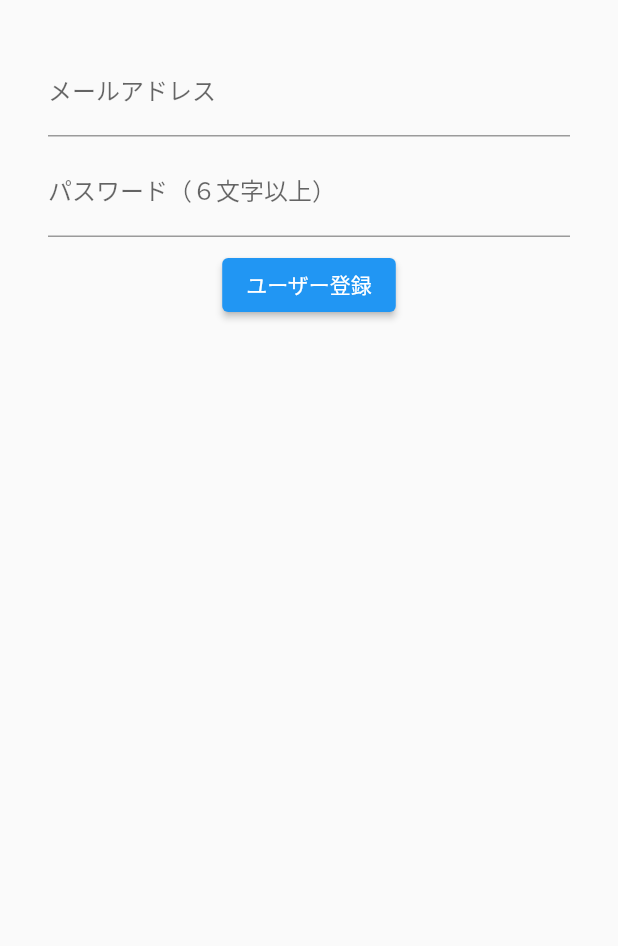
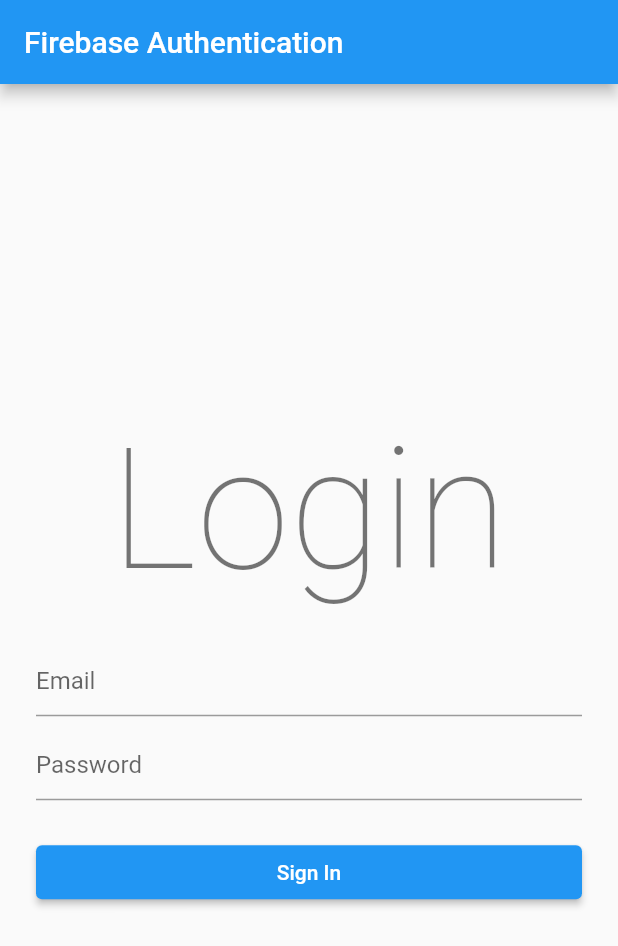
Before and after one commit to motowo/flutter_web, a Flutter app: the screen it shows after launch, on a phone screen of 412 x 824 dp. Shown: the top 946 px of the screen. Run offline on Flutter 3.47's test engine with Material 2 defaults, Android fonts, the phone set to English and light mode, and no system bars; our stand-ins replace firebase_auth, firebase_core, hooks_riverpod; missing offline and left inert: simple_logger; accounts and stored records are empty; generated files the repository leaves out were written again.

Commit message:
add auth

```diff
--- a/lib/main.dart
+++ b/lib/main.dart
@@ -1,110 +1,20 @@
-import 'package:firebase_auth/firebase_auth.dart';
+import 'package:flutter/material.dart';
+import 'package:hooks_riverpod/hooks_riverpod.dart';
 import 'package:firebase_core/firebase_core.dart';
-import 'package:flutter/material.dart';
+import 'utils/app.dart';
 import 'package:flutter_web_plugins/url_strategy.dart';
-
 import 'firebase_options.dart';
 
-Future<void> main() async {
+void main() async {
+  WidgetsFlutterBinding.ensureInitialized();
   // Firebase初期化
   await Firebase.initializeApp(
     options: DefaultFirebaseOptions.currentPlatform,
   );
   usePathUrlStrategy();
-  runApp(MyApp());
+  runApp(
+    const ProviderScope(
+      child: App(),
+    ),
+  );
 }
-
-class MyApp extends StatelessWidget {
-  const MyApp({super.key});
-
-  // This widget is the root of your application.
-  @override
-  Widget build(BuildContext context) {
-    return MaterialApp(
-      title: 'Flutter Demo',
-      theme: ThemeData(
-        primarySwatch: Colors.blue,
-      ),
-      home: const MyAuthPage(),
-    );
-  }
-}
-
-class MyAuthPage extends StatefulWidget {
-  const MyAuthPage({super.key});
-
-  @override
-  _MyAuthPageState createState() => _MyAuthPageState();
-}
-
-class _MyAuthPageState extends State<MyAuthPage> {
-  // 入力されたメールアドレス
-  String newUserEmail = "";
-  // 入力されたパスワード
-  String newUserPassword = "";
-  // 登録・ログインに関する情報を表示
-  String infoText = "";
-
-  @override
-  Widget build(BuildContext context) {
-    return Scaffold(
-      body: Center(
-        child: Container(
-          padding: EdgeInsets.all(32),
-          child: Column(
-            children: <Widget>[
-              TextFormField(
-                // テキスト入力のラベルを設定
-                decoration: InputDecoration(labelText: "メールアドレス"),
-                onChanged: (String value) {
-                  setState(() {
-                    newUserEmail = value;
-                  });
-                },
-              ),
-              const SizedBox(height: 8),
-              TextFormField(
-                decoration: InputDecoration(labelText: "パスワード（６文字以上）"),
-                // パスワードが見えないようにする
-                obscureText: true,
-                onChanged: (String value) {
-                  setState(() {
-                    newUserPassword = value;
-                  });
-                },
-              ),
-              const SizedBox(height: 8),
-              ElevatedButton(
-                onPressed: () async {
-                  try {
-                    // メール/パスワードでユーザー登録
-                    final FirebaseAuth auth = FirebaseAuth.instance;
-                    final UserCredential result =
-                        await auth.createUserWithEmailAndPassword(
-                      email: newUserEmail,
-                      password: newUserPassword,
-                    );
-
-                    // 登録したユーザー情報
-                    final User user = result.user!;
-                    setState(() {
-                      infoText = "登録OK：${user.email}";
-                    });
-                  } catch (e) {
-                    // 登録に失敗した場合
-                    setState(() {
-                      infoText = "登録NG：${e.toString()}";
-                    });
-                  }
-                },
-                child: Text("ユーザー登録"),
-              ),
-              const SizedBox(height: 8),
-              Text(infoText)
-            ],
-          ),
-        ),
-      ),
-    );
-  }
-}
--- /dev/null
+++ b/lib/pages/login_page copy.dart
@@ -0,0 +1,82 @@
+import 'package:firebase_auth/firebase_auth.dart';
+import 'package:flutter/material.dart';
+
+class LoginPage extends StatefulWidget {
+  const LoginPage({super.key});
+
+  @override
+  State createState() => _LoginPageState();
+}
+
+class _LoginPageState extends State<LoginPage> {
+  // 入力されたメールアドレス
+  String loginUserEmail = "";
+  // 入力されたパスワード
+  String loginUserPassword = "";
+  // 登録・ログインに関する情報を表示
+  String infoText = "";
+
+  @override
+  Widget build(BuildContext context) {
+    return Scaffold(
+      body: Center(
+        child: Container(
+          padding: const EdgeInsets.all(32),
+          child: Column(
+            children: <Widget>[
+              TextFormField(
+                // テキスト入力のラベルを設定
+                decoration: const InputDecoration(labelText: "メールアドレス"),
+                onChanged: (String value) {
+                  setState(() {
+                    loginUserEmail = value;
+                  });
+                },
+              ),
+              const SizedBox(height: 8),
+              TextFormField(
+                decoration: const InputDecoration(labelText: "パスワード（６文字以上）"),
+                // パスワードが見えないようにする
+                obscureText: true,
+                onChanged: (String value) {
+                  setState(() {
+                    loginUserPassword = value;
+                  });
+                },
+              ),
+              const SizedBox(height: 8),
+              ElevatedButton(
+                onPressed: () async {
+                  try {
+                    // メール/パスワードでログイン
+                    final FirebaseAuth auth = FirebaseAuth.instance;
+                    final UserCredential result =
+                        await auth.signInWithEmailAndPassword(
+                      email: loginUserEmail,
+                      password: loginUserPassword,
+                    );
+                    // ログインに成功した場合
+                    final User user = result.user!;
+                    setState(() {
+                      infoText = "ログインOK：${user.email}";
+                    });
+                    // ignore: use_build_context_synchronously
+                    Navigator.of(context).pushReplacementNamed('/list');
+                  } catch (e) {
+                    // ログインに失敗した場合
+                    setState(() {
+                      infoText = "ログインNG：${e.toString()}";
+                    });
+                  }
+                },
+                child: const Text("ログイン"),
+              ),
+              const SizedBox(height: 8),
+              Text(infoText),
+            ],
+          ),
+        ),
+      ),
+    );
+  }
+}
--- a/lib/pages/login_page.dart
+++ b/lib/pages/login_page.dart
@@ -0,0 +1,167 @@
+import 'package:firebase_auth/firebase_auth.dart';
+import 'package:firebase_core/firebase_core.dart';
+import 'package:flutter/material.dart';
+import '/utils/fire_auth.dart';
+
+import 'package:simple_logger/simple_logger.dart';
+
+final logger = SimpleLogger()
+  ..setLevel(
+    // すべてログ出力する
+    Level.ALL,
+    // ログ出力した場所を出力する
+    includeCallerInfo: true,
+  );
+
+class LoginPage extends StatefulWidget {
+  const LoginPage({super.key});
+
+  @override
+  _LoginPageState createState() => _LoginPageState();
+}
+
+class _LoginPageState extends State<LoginPage> {
+  final _formKey = GlobalKey<FormState>();
+
+  final _emailTextController = TextEditingController();
+  final _passwordTextController = TextEditingController();
+
+  final _focusEmail = FocusNode();
+  final _focusPassword = FocusNode();
+
+  bool _isProcessing = false;
+
+  Future<FirebaseApp> _initializeFirebase() async {
+    FirebaseApp firebaseApp = await Firebase.initializeApp();
+
+    User? user = await FirebaseAuth.instance.currentUser;
+    logger.info(user);
+    if (user != null) {
+      // ignore: use_build_context_synchronously
+      Navigator.of(context).pushReplacementNamed('/list');
+    }
+
+    return firebaseApp;
+  }
+
+  @override
+  Widget build(BuildContext context) {
+    return GestureDetector(
+      onTap: () {
+        _focusEmail.unfocus();
+        _focusPassword.unfocus();
+      },
+      child: Scaffold(
+        appBar: AppBar(
+          title: const Text('Firebase Authentication'),
+        ),
+        body: FutureBuilder(
+          future: _initializeFirebase(),
+          builder: (context, snapshot) {
+            if (snapshot.connectionState == ConnectionState.done) {
+              return Padding(
+                padding: const EdgeInsets.only(left: 24.0, right: 24.0),
+                child: Column(
+                  mainAxisAlignment: MainAxisAlignment.center,
+                  children: [
+                    Padding(
+                      padding: const EdgeInsets.only(bottom: 24.0),
+                      child: Text(
+                        'Login',
+                        style: Theme.of(context).textTheme.headline1,
+                      ),
+                    ),
+                    Form(
+                      key: _formKey,
+                      child: Column(
+                        children: <Widget>[
+                          TextFormField(
+                            controller: _emailTextController,
+                            focusNode: _focusEmail,
+                            decoration: InputDecoration(
+                              hintText: "Email",
+                              errorBorder: UnderlineInputBorder(
+                                borderRadius: BorderRadius.circular(6.0),
+                                borderSide: const BorderSide(
+                                  color: Colors.red,
+                                ),
+                              ),
+                            ),
+                          ),
+                          const SizedBox(height: 8.0),
+                          TextFormField(
+                            controller: _passwordTextController,
+                            focusNode: _focusPassword,
+                            obscureText: true,
+                            decoration: InputDecoration(
+                              hintText: "Password",
+                              errorBorder: UnderlineInputBorder(
+                                borderRadius: BorderRadius.circular(6.0),
+                                borderSide: const BorderSide(
+                                  color: Colors.red,
+                                ),
+                              ),
+                            ),
+                          ),
+                          const SizedBox(height: 24.0),
+                          _isProcessing
+                              ? const CircularProgressIndicator()
+                              : Row(
+                                  mainAxisAlignment:
+                                      MainAxisAlignment.spaceBetween,
+                                  children: [
+                                    Expanded(
+                                      child: ElevatedButton(
+                                        onPressed: () async {
+                                          _focusEmail.unfocus();
+                                          _focusPassword.unfocus();
+
+                                          if (_formKey.currentState!
+                                              .validate()) {
+                                            setState(() {
+                                              _isProcessing = true;
+                                            });
+
+                                            User? user = await FireAuth
+                                                .signInUsingEmailPassword(
+                                              email: _emailTextController.text,
+                                              password:
+                                                  _passwordTextController.text,
+                                            );
+
+                                            setState(() {
+                                              _isProcessing = false;
+                                            });
+
+                                            if (user != null) {
+                                              Navigator.of(context)
+                                                  .pushReplacementNamed(
+                                                      '/list');
+                                            }
+                                          }
+                                        },
+                                        child: const Text(
+                                          'Sign In',
+                                          style: TextStyle(color: Colors.white),
+                                        ),
+                                      ),
+                                    ),
+                                  ],
+                                )
+                        ],
+                      ),
+                    )
+                  ],
+                ),
+              );
+            }
+
+            return const Center(
+              child: CircularProgressIndicator(),
+            );
+          },
+        ),
+      ),
+    );
+  }
+}
--- /dev/null
+++ b/lib/providers/user_state_provider.dart
@@ -0,0 +1,6 @@
+import 'package:hooks_riverpod/hooks_riverpod.dart';
+import '/repositories/auth_repository.dart';
+
+final userStateProvider = StreamProvider((ref) {
+  return ref.watch(authRepositoryProvider).authStateChanges;
+});
--- /dev/null
+++ b/lib/utils/app.dart
@@ -0,0 +1,19 @@
+import 'package:flutter/material.dart';
+
+import 'firebase_connect.dart';
+import '../main.dart';
+
+class App extends StatelessWidget {
+  const App({Key? key}) : super(key: key);
+
+  @override
+  Widget build(BuildContext context) {
+    return MaterialApp(
+      title: 'Flutter Demo',
+      theme: ThemeData(
+        primarySwatch: Colors.blue,
+      ),
+      home: FirebaseConnect(),
+    );
+  }
+}
--- /dev/null
+++ b/lib/utils/auth_verification.dart
@@ -0,0 +1,35 @@
+import 'package:flutter/material.dart';
+import 'package:hooks_riverpod/hooks_riverpod.dart';
+
+import '../pages/list_page.dart';
+import '../pages/login_page.dart';
+import '../providers/user_state_provider.dart';
+
+class AuthVerification extends HookConsumerWidget {
+  const AuthVerification({Key? key}) : super(key: key);
+
+  @override
+  Widget build(BuildContext context, WidgetRef ref) {
+    final authState = ref.watch(userStateProvider);
+    return authState.when(data: (data) {
+      // ログイン済みの場合
+      if (data != null) {
+        return const ListPage();
+      }
+      // 未ログインの場合
+      return const LoginPage();
+    }, loading: () {
+      return const Scaffold(
+        body: Center(
+          child: CircularProgressIndicator(),
+        ),
+      );
+    }, error: (_, __) {
+      return const Scaffold(
+        body: Center(
+          child: Text('エラーだよ'),
+        ),
+      );
+    });
+  }
+}
--- /dev/null
+++ b/lib/utils/fire_auth.dart
@@ -0,0 +1,37 @@
+import 'package:firebase_auth/firebase_auth.dart';
+
+class FireAuth {
+  // For signing in an user (have already registered)
+  static Future<User?> signInUsingEmailPassword({
+    required String email,
+    required String password,
+  }) async {
+    FirebaseAuth auth = FirebaseAuth.instance;
+    User? user;
+
+    try {
+      UserCredential userCredential = await auth.signInWithEmailAndPassword(
+        email: email,
+        password: password,
+      );
+      user = userCredential.user;
+    } on FirebaseAuthException catch (e) {
+      if (e.code == 'user-not-found') {
+        print('No user found for that email.');
+      } else if (e.code == 'wrong-password') {
+        print('Wrong password provided.');
+      }
+    }
+
+    return user;
+  }
+
+  static Future<User?> refreshUser(User user) async {
+    FirebaseAuth auth = FirebaseAuth.instance;
+
+    await user.reload();
+    User? refreshedUser = auth.currentUser;
+
+    return refreshedUser;
+  }
+}
--- /dev/null
+++ b/lib/utils/firebase_connect.dart
@@ -0,0 +1,32 @@
+import 'package:firebase_core/firebase_core.dart';
+import 'package:flutter/material.dart';
+
+import 'auth_verification.dart';
+
+class FirebaseConnect extends StatelessWidget {
+  FirebaseConnect({Key? key}) : super(key: key);
+
+  final Future<FirebaseApp> _initialization = Firebase.initializeApp();
+
+  @override
+  Widget build(BuildContext context) {
+    return FutureBuilder(
+        future: _initialization,
+        builder: ((context, snapshot) {
+          if (snapshot.hasError) {
+            return const Center(
+              child: Text(
+                  'Something went wrong!\nYou check whether to connect any network.'),
+            );
+          }
+          if (snapshot.hasData) {
+            return const AuthVerification();
+          }
+          return const Scaffold(
+            body: Center(
+              child: CircularProgressIndicator(),
+            ),
+          );
+        }));
+  }
+}
```
Also changed, not shown: lib/pages/card_detail_page.dart (added, +24 -0 lines), lib/pages/list_page.dart (+30 -0 lines), lib/providers/auth_provider.dart (added, +41 -0 lines), lib/repositories/auth_repository.dart (added, +88 -0 lines), pubspec.yaml (+5 -2 lines), lib/pages/card_add.dart (deleted), lib/pages/card_add_dialog.dart (added), lib/pages/card_detail.dart (deleted), 1 other file.
